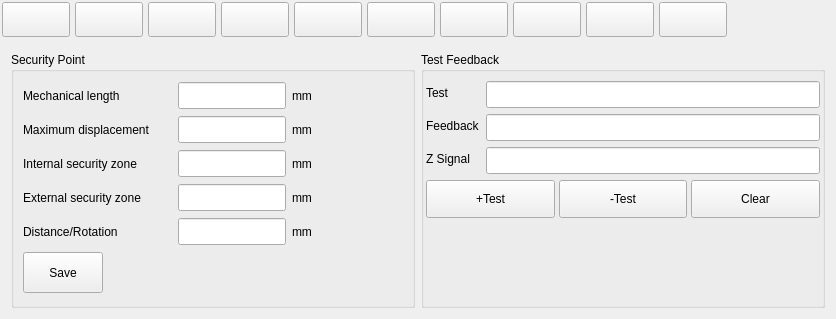
Old version of the form hcsettings/icmachinestructpage_5.ui in the repository dongdong-2009/3-5AxisRobot.
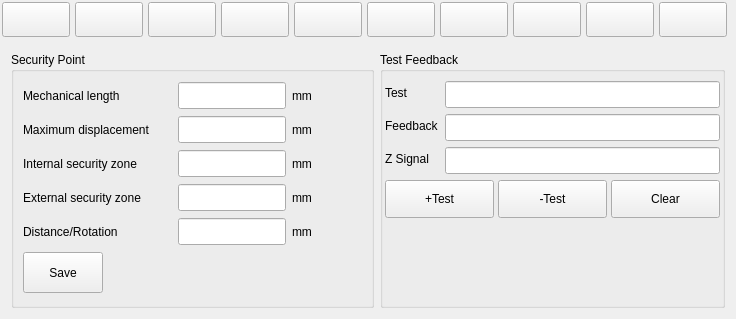
New version of the form. Custom widgets are drawn as their Qt base class.

The edit to the form file:
```diff
--- a/hcsettings/icmachinestructpage_5.ui
+++ b/hcsettings/icmachinestructpage_5.ui
@@ -6,7 +6,7 @@
    <rect>
     <x>0</x>
     <y>0</y>
-    <width>836</width>
+    <width>736</width>
     <height>319</height>
    </rect>
   </property>
@@ -412,7 +412,7 @@
             </property>
             <property name="minimumSize">
              <size>
-              <width>26</width>
+              <width>30</width>
               <height>0</height>
              </size>
             </property>
@@ -460,7 +460,7 @@
             </property>
             <property name="minimumSize">
              <size>
-              <width>26</width>
+              <width>30</width>
               <height>0</height>
              </size>
             </property>
@@ -508,7 +508,7 @@
             </property>
             <property name="minimumSize">
              <size>
-              <width>26</width>
+              <width>30</width>
               <height>0</height>
              </size>
             </property>
@@ -556,7 +556,7 @@
             </property>
             <property name="minimumSize">
              <size>
-              <width>26</width>
+              <width>30</width>
               <height>0</height>
              </size>
             </property>
@@ -604,7 +604,7 @@
             </property>
             <property name="minimumSize">
              <size>
-              <width>26</width>
+              <width>30</width>
               <height>0</height>
              </size>
             </property>
@@ -743,7 +743,7 @@
               </property>
               <property name="minimumSize">
                <size>
-                <width>80</width>
+                <width>90</width>
                 <height>38</height>
                </size>
               </property>
@@ -762,7 +762,7 @@
               </property>
               <property name="minimumSize">
                <size>
-                <width>80</width>
+                <width>90</width>
                 <height>38</height>
                </size>
               </property>
@@ -781,7 +781,7 @@
               </property>
               <property name="minimumSize">
                <size>
-                <width>80</width>
+                <width>90</width>
                 <height>38</height>
                </size>
               </property>
```
